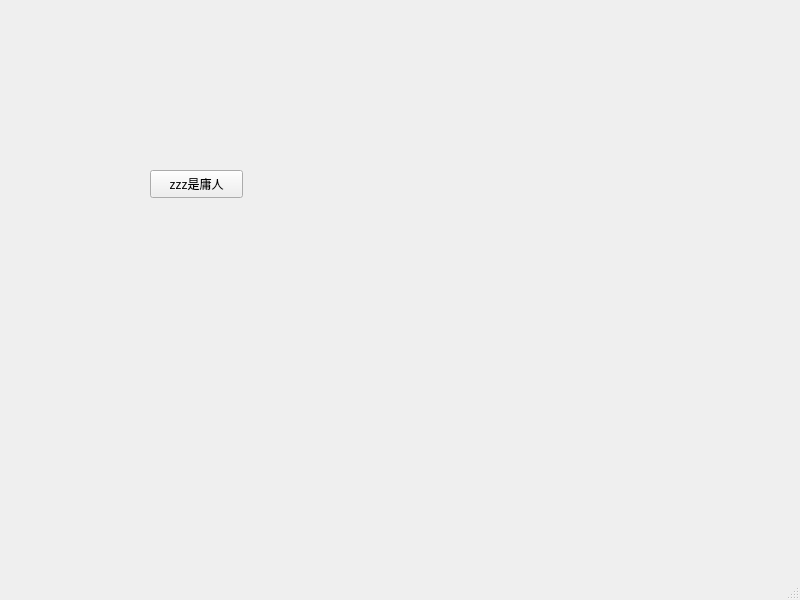
Old version of the form subwindow.ui in the repository zhanggangyi/matrix-calculator.
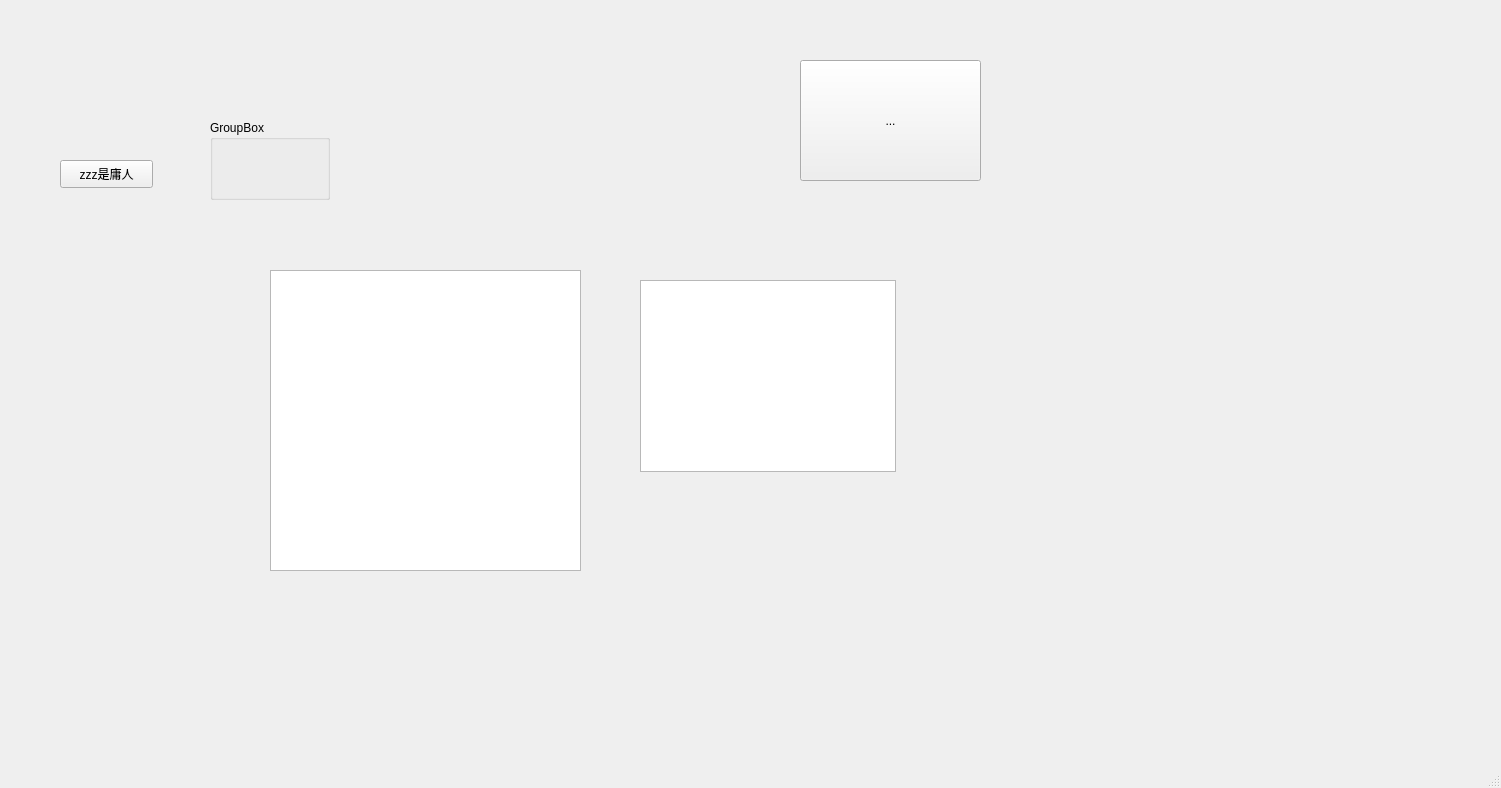
New version of the form.

Patch:
```diff
--- a/subwindow.ui
+++ b/subwindow.ui
@@ -6,8 +6,8 @@
    <rect>
     <x>0</x>
     <y>0</y>
-    <width>800</width>
-    <height>600</height>
+    <width>1501</width>
+    <height>788</height>
    </rect>
   </property>
   <property name="windowTitle">
@@ -17,8 +17,8 @@
    <widget class="QPushButton" name="pushButton">
     <property name="geometry">
      <rect>
-      <x>150</x>
-      <y>170</y>
+      <x>60</x>
+      <y>160</y>
       <width>93</width>
       <height>28</height>
      </rect>
@@ -27,6 +27,52 @@
      <string>zzz是庸人</string>
     </property>
    </widget>
+   <widget class="QToolButton" name="toolButton">
+    <property name="geometry">
+     <rect>
+      <x>800</x>
+      <y>60</y>
+      <width>181</width>
+      <height>121</height>
+     </rect>
+    </property>
+    <property name="text">
+     <string>...</string>
+    </property>
+   </widget>
+   <widget class="QTableView" name="tableView">
+    <property name="geometry">
+     <rect>
+      <x>270</x>
+      <y>270</y>
+      <width>311</width>
+      <height>301</height>
+     </rect>
+    </property>
+   </widget>
+   <widget class="QListView" name="listView">
+    <property name="geometry">
+     <rect>
+      <x>640</x>
+      <y>280</y>
+      <width>256</width>
+      <height>192</height>
+     </rect>
+    </property>
+   </widget>
+   <widget class="QGroupBox" name="groupBox">
+    <property name="geometry">
+     <rect>
+      <x>210</x>
+      <y>120</y>
+      <width>120</width>
+      <height>80</height>
+     </rect>
+    </property>
+    <property name="title">
+     <string>GroupBox</string>
+    </property>
+   </widget>
   </widget>
   <widget class="QMenuBar" name="menubar">
    <property name="geometry">
```
Left out of the diff: 2 changed lines with no effect on the pictures.
